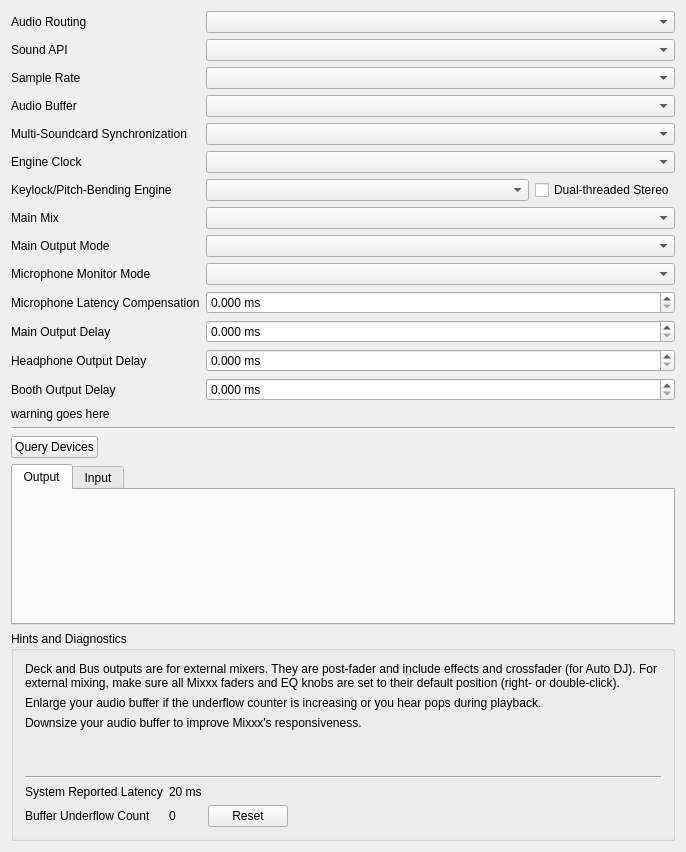
Before: the Qt Designer form src/preferences/dialog/dlgprefsounddlg.ui in ips-ux/mix_two, drawn with Qt 5.
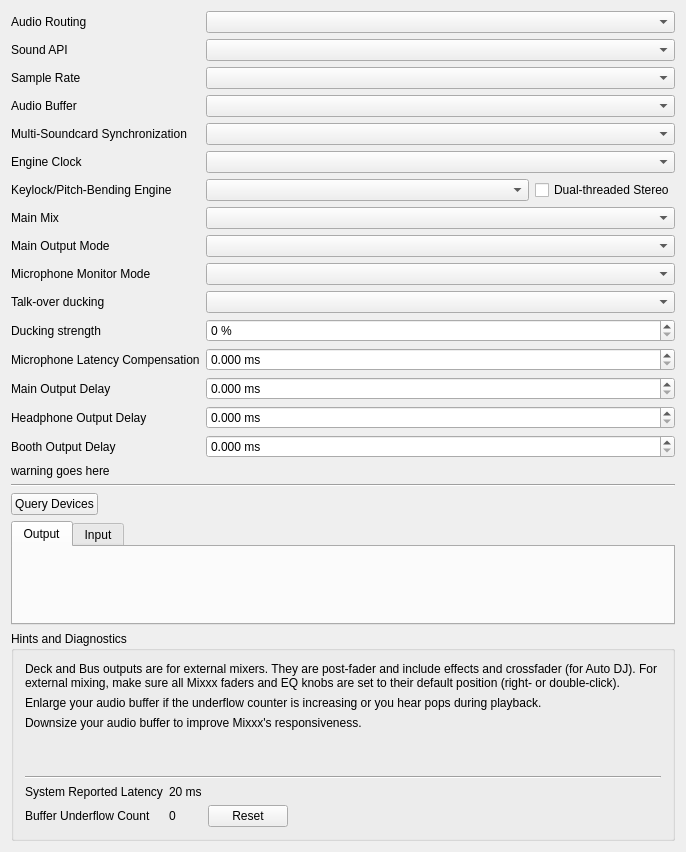
After: the same form once the commit is applied.

Patch:
```diff
--- a/src/preferences/dialog/dlgprefsounddlg.ui
+++ b/src/preferences/dialog/dlgprefsounddlg.ui
@@ -155,6 +155,36 @@
       </widget>
      </item>
      <item row="10" column="0">
+      <widget class="QLabel" name="talkoverDuckingLabel">
+       <property name="text">
+        <string>Talk-over ducking</string>
+       </property>
+      </widget>
+     </item>
+     <item row="10" column="1">
+      <widget class="QComboBox" name="talkoverDuckingComboBox"/>
+     </item>
+     <item row="11" column="0">
+      <widget class="QLabel" name="duckStrengthLabel">
+       <property name="text">
+        <string>Ducking strength</string>
+       </property>
+      </widget>
+     </item>
+     <item row="11" column="1">
+      <widget class="QSpinBox" name="duckStrengthSpinBox">
+       <property name="suffix">
+        <string> %</string>
+       </property>
+       <property name="maximum">
+        <number>100</number>
+       </property>
+       <property name="singleStep">
+        <number>5</number>
+       </property>
+      </widget>
+     </item>
+     <item row="12" column="0">
       <widget class="QLabel" name="latencyCompensationLabel">
        <property name="text">
         <string>Microphone Latency Compensation</string>
@@ -164,7 +194,7 @@
        </property>
       </widget>
      </item>
-     <item row="10" column="1">
+     <item row="12" column="1">
       <widget class="QDoubleSpinBox" name="latencyCompensationSpinBox">
        <property name="suffix">
         <string> ms</string>
@@ -180,14 +210,14 @@
        </property>
       </widget>
      </item>
-     <item row="12" column="0">
+     <item row="14" column="0">
       <widget class="QLabel" name="mainDelayLabel">
        <property name="text">
         <string>Main Output Delay</string>
        </property>
       </widget>
      </item>
-     <item row="12" column="1">
+     <item row="14" column="1">
       <widget class="QDoubleSpinBox" name="mainDelaySpinBox">
        <property name="suffix">
         <string extracomment="milliseconds"> ms</string>
@@ -203,14 +233,14 @@
        </property>
       </widget>
      </item>
-     <item row="13" column="0">
+     <item row="15" column="0">
       <widget class="QLabel" name="headDelayLabel">
        <property name="text">
         <string>Headphone Output Delay</string>
        </property>
       </widget>
      </item>
-     <item row="13" column="1">
+     <item row="15" column="1">
       <widget class="QDoubleSpinBox" name="headDelaySpinBox">
        <property name="suffix">
         <string extracomment="milliseconds"> ms</string>
@@ -226,14 +256,14 @@
        </property>
       </widget>
      </item>
-     <item row="14" column="0">
+     <item row="16" column="0">
       <widget class="QLabel" name="boothDelayLabel">
        <property name="text">
         <string>Booth Output Delay</string>
        </property>
       </widget>
      </item>
-     <item row="14" column="1">
+     <item row="16" column="1">
       <widget class="QDoubleSpinBox" name="boothDelaySpinBox">
        <property name="suffix">
         <string extracomment="milliseconds"> ms</string>
@@ -249,7 +279,7 @@
        </property>
       </widget>
      </item>
-     <item row="15" column="0" colspan="2">
+     <item row="17" column="0" colspan="2">
       <widget class="QLabel" name="latencyCompensationWarningLabel">
        <property name="text">
         <string notr="true">warning goes here</string>
```
Left out of the diff: 2 changed lines with no effect on the pictures.
